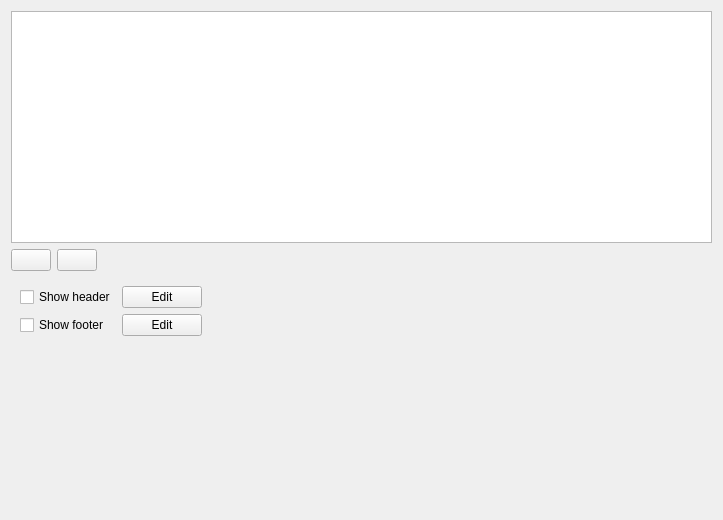
Before: the Qt Designer form src/ui/layout/qgsreportorganizerwidgetbase.ui in carsmie/QGIS, drawn with Qt 5.
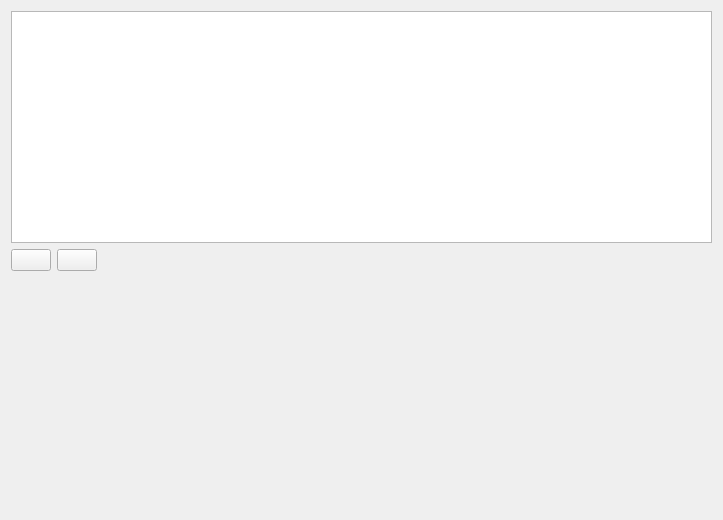
After: the same form once the commit is applied. Icons and pictures are not drawn.

Diff of the .ui file:
```diff
--- a/src/ui/layout/qgsreportorganizerwidgetbase.ui
+++ b/src/ui/layout/qgsreportorganizerwidgetbase.ui
@@ -114,51 +114,6 @@
        </rect>
       </property>
       <layout class="QVBoxLayout" name="verticalLayout_2">
-       <item>
-        <layout class="QGridLayout" name="gridLayout">
-         <item row="1" column="1">
-          <widget class="QPushButton" name="mButtonEditFooter">
-           <property name="text">
-            <string>Edit</string>
-           </property>
-          </widget>
-         </item>
-         <item row="0" column="0">
-          <widget class="QCheckBox" name="mCheckShowHeader">
-           <property name="text">
-            <string>Show header</string>
-           </property>
-          </widget>
-         </item>
-         <item row="0" column="1">
-          <widget class="QPushButton" name="mButtonEditHeader">
-           <property name="text">
-            <string>Edit</string>
-           </property>
-          </widget>
-         </item>
-         <item row="1" column="0">
-          <widget class="QCheckBox" name="mCheckShowFooter">
-           <property name="text">
-            <string>Show footer</string>
-           </property>
-          </widget>
-         </item>
-         <item row="1" column="2">
-          <spacer name="horizontalSpacer_2">
-           <property name="orientation">
-            <enum>Qt::Horizontal</enum>
-           </property>
-           <property name="sizeHint" stdset="0">
-            <size>
-             <width>40</width>
-             <height>20</height>
-            </size>
-           </property>
-          </spacer>
-         </item>
-        </layout>
-       </item>
        <item>
         <widget class="QFrame" name="mSettingsFrame">
          <property name="frameShape">
```
